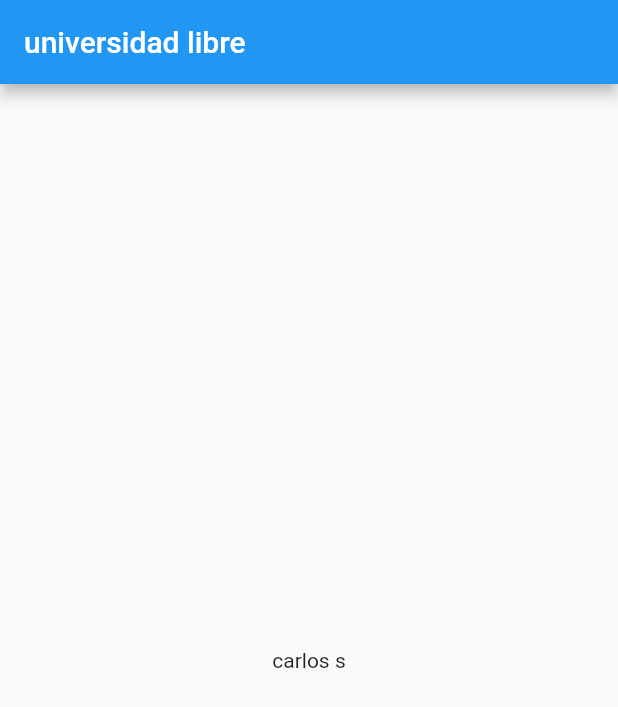
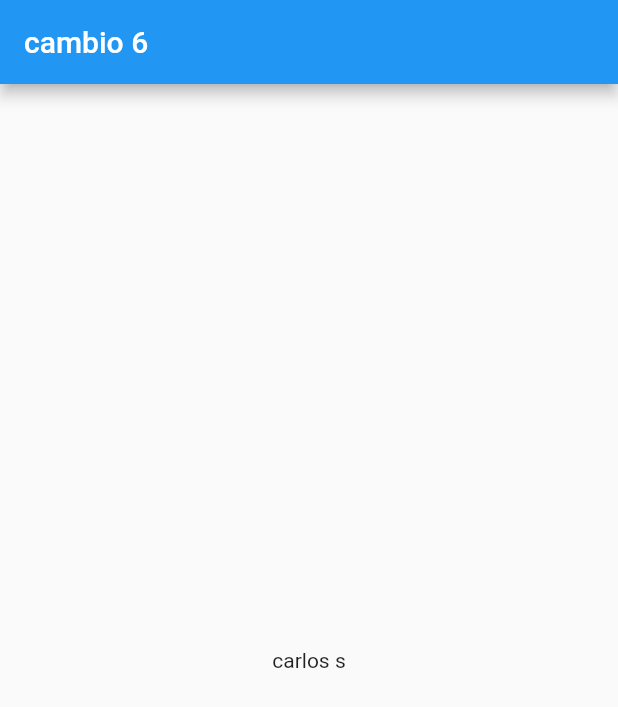
Before and after one commit to carlostic26/Coach_app, a Flutter app: the screen it shows after launch, on a phone screen of 412 x 824 dp. Shown: the top 707 px of the screen. Run offline on Flutter 3.47's test engine with Material 2 defaults, Android fonts, the phone set to English and light mode, and no system bars.

Commit message:
title changed

```diff
--- a/lib/main.dart
+++ b/lib/main.dart
@@ -9,7 +9,7 @@
       title: 'carlos salas y carlos péñaranda',
       home: Scaffold(
         appBar: AppBar(
-          title: Text('universidad libre'),
+          title: Text('cambio 6'),
         ),
         body: Center(
           child: Container(
```
